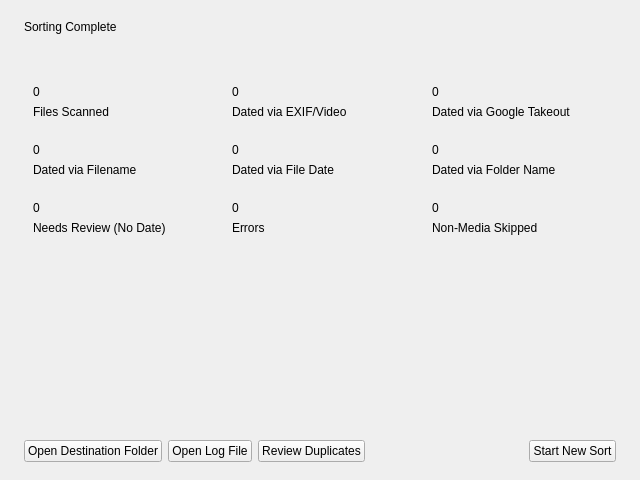
Old version of the form ui/step4_summary.ui in the repository dominikx2002/photo-video-sorter.
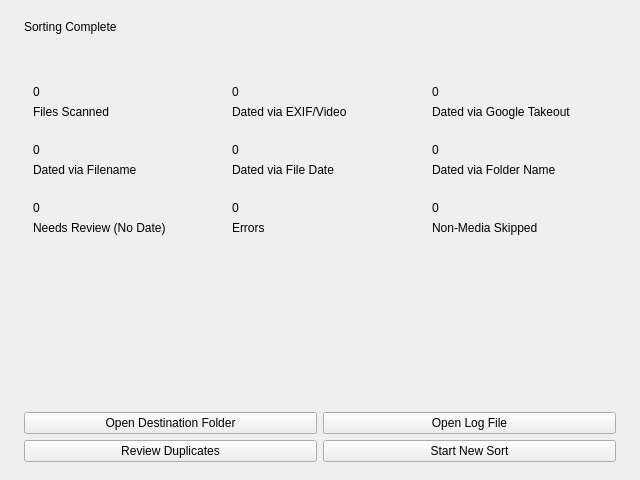
New version of the form.

Patch:
```diff
--- a/ui/step4_summary.ui
+++ b/ui/step4_summary.ui
@@ -278,42 +278,29 @@
     </spacer>
    </item>
    <item>
-    <layout class="QHBoxLayout" name="navLayout">
-     <item>
+    <layout class="QGridLayout" name="navLayout">
+     <item row="0" column="0">
       <widget class="QPushButton" name="openDestButton">
        <property name="text">
         <string>Open Destination Folder</string>
        </property>
       </widget>
      </item>
-     <item>
+     <item row="0" column="1">
       <widget class="QPushButton" name="openLogButton">
        <property name="text">
         <string>Open Log File</string>
        </property>
       </widget>
      </item>
-     <item>
+     <item row="1" column="0">
       <widget class="QPushButton" name="reviewDuplicatesButton">
        <property name="text">
         <string>Review Duplicates</string>
        </property>
       </widget>
      </item>
-     <item>
-      <spacer name="navSpacer">
-       <property name="orientation">
-        <enum>Qt::Orientation::Horizontal</enum>
-       </property>
-       <property name="sizeHint" stdset="0">
-        <size>
-         <width>40</width>
-         <height>20</height>
-        </size>
-       </property>
-      </spacer>
-     </item>
-     <item>
+     <item row="1" column="1">
       <widget class="QPushButton" name="startNewButton">
        <property name="text">
         <string>Start New Sort</string>
```
